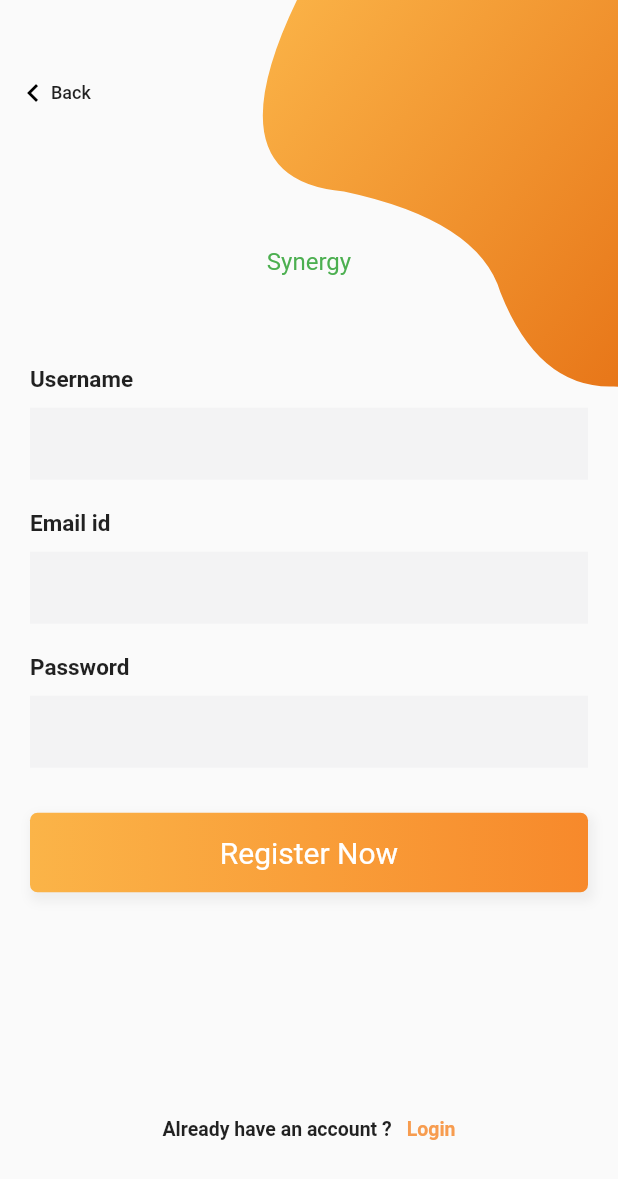
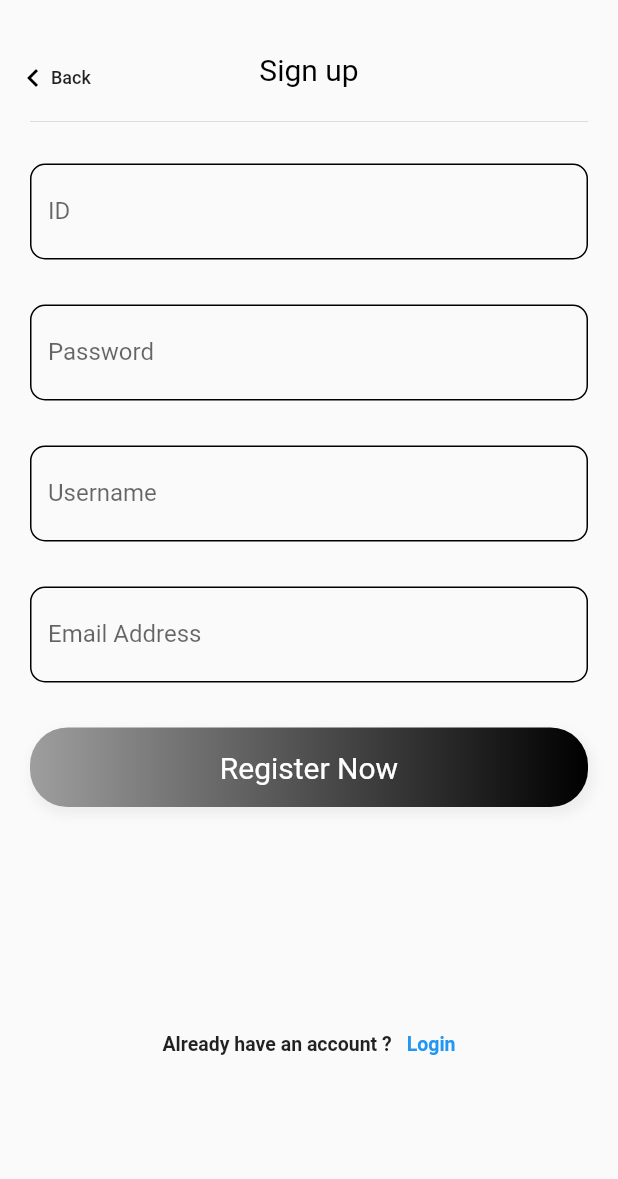
Before and after one commit to wjdtkdgns777/synergy_flutter, a Flutter app: the screen it shows once a user with an empty profile is signed in, after a tap on the "menu" icon, after a tap on "Register now", on a phone screen of 412 x 824 dp. Shown: the top 1179 px of the screen. Run offline on Flutter 3.47's test engine with Material 2 defaults, Android fonts, the phone set to English and light mode, and no system bars; our stand-ins replace cloud_firestore, firebase_auth, firebase_core, firebase_storage, flutter_clean_architecture, flutter_screenutil and 2 more; accounts and stored records are empty.

Commit message:
Add Signup Part

```diff
--- a/lib/app/pages/sign_up/signup_controller.dart
+++ b/lib/app/pages/sign_up/signup_controller.dart
@@ -6,25 +6,98 @@ import 'package:synergy_flutter/app/pages/login/login_view.dart';
 import 'package:synergy_flutter/app/pages/sign_up/signup_presenter.dart';
 import 'package:synergy_flutter/app/pages/sign_up/signup_view.dart';
 import 'package:synergy_flutter/app/pages/welcome/welcome_presenter.dart';
+import 'dart:developer';
 
 class SignUpController extends Controller {
   SignUpPresenter _signUpPresenter;
   SignUpController() : _signUpPresenter = SignUpPresenter();
+  final idEditController = TextEditingController();
+  final pwEditController = TextEditingController();
+  final usernameEditController = TextEditingController();
+  final emailEditController = TextEditingController();
+  bool idValidate = false;
+  bool pwValidate = false;
+  bool usernameValidate = false;
+  bool emailValidate = false;
 
   @override
-  void initListeners() {}
+  void initListeners() {
+    idEditController.addListener(_checkIdEditText);
+    pwEditController.addListener(_checkPwEditText);
+    usernameEditController.addListener(_checkUserNameEditText);
+    emailEditController.addListener(_checkEmailEditText);
+  }
 
   void onClickLogin() {
-    Navigator.push(getContext(), MaterialPageRoute(builder: (context) => LoginPage()));
+    //Navigator.push(getContext(), MaterialPageRoute(builder: (context) => LoginPage()));
   }
 
   void onClickSignUp() {
     Navigator.push(getContext(), MaterialPageRoute(builder: (context) => SignUpPage()));
   }
 
+ void _checkIdEditText(){
+   //log('id change detected : ${idEditController.text}');
+   //규칙 : 3~20자 사이 영문소문자 + 숫자. 영문으로 시작되어야 함
+  RegExp regex = new RegExp(r'^[a-z]{1}[a-z0-9]{2,20}$');
+  if(regex.hasMatch(idEditController.text)){
+    log('id okay');
+    idValidate = true;
+  }else{
+    log('id not okay');
+    idValidate = false;
+  }
+ }
+
+void _checkPwEditText(){
+   //log('pw change detected : ${pwEditController.text}');
+   //규칙 : 6~20자로 이루어져있어야 함
+   int pwLen = pwEditController.text.length;
+    if((pwLen >= 6) && (pwLen <= 20)){
+      log('pw okay');
+      pwValidate = true;
+    }else{
+      log('pw not okay');
+      pwValidate = false;
+    }
+ }
+
+ void _checkUserNameEditText(){
+   //log('username change detected : ${usernameEditController.text}');
+   //규칙 : 기존의 닉네임과 겹치지 않아야 함
+  if(true){
+    log('username okay');
+    usernameValidate = true;
+  }else{
+    log('username not okay');
+    usernameValidate = false;
+  }
+ }
+
+ void _checkEmailEditText(){
+   //log('email change detected : ${emailEditController.text}');
+   //규칙 : @이 포함되어있어야 함
+  if (emailEditController.text.contains("@")){
+    log('okay email');
+    emailValidate = true;
+  }else{
+    log('not email');
+    emailValidate = false;
+  }
+ }
+
+ bool _isValidate(){
+   if(idValidate && pwValidate && usernameValidate && emailValidate){
+     return true;
+   }
+   return false;
+ }
+
   @override
   void onDisposed() {
     super.onDisposed();
     _signUpPresenter.dispose();
   }
+
+
 }
--- a/lib/app/pages/sign_up/signup_view.dart
+++ b/lib/app/pages/sign_up/signup_view.dart
@@ -4,6 +4,8 @@ import 'package:flutter_clean_architecture/flutter_clean_architecture.dart';
 import 'package:synergy_flutter/app/components/bezierContainer.dart';
 import 'package:synergy_flutter/app/pages/login/login_view.dart';
 import 'package:synergy_flutter/app/pages/sign_up/signup_controller.dart';
+import 'dart:developer';
+
 
 class SignUpPage extends View {
   @override
@@ -19,11 +21,7 @@ class _SignUpPageState extends ViewState<SignUpPage, SignUpController> {
       height:  MediaQuery.of(context).size.height,
       child: Stack(
         children: <Widget>[
-          Positioned(
-            top: -MediaQuery.of(context).size.height * .15,
-            right: -MediaQuery.of(context).size.width * .4,
-            child: BezierContainer(),
-          ),
+
           Container(
             padding: EdgeInsets.symmetric(horizontal: 20),
             child: SingleChildScrollView(
@@ -31,11 +29,13 @@ class _SignUpPageState extends ViewState<SignUpPage, SignUpController> {
                 crossAxisAlignment: CrossAxisAlignment.center,
                 mainAxisAlignment: MainAxisAlignment.center,
                 children: <Widget>[
-                  SizedBox(height:  MediaQuery.of(context).size.height * .2),
+                  SizedBox(height: 35),
                   _title,
                   SizedBox(
-                    height: 50,
+                    height: 15,
                   ),
+                  Divider(),
+
                   _emailPasswordWidget,
                   SizedBox(
                     height: 20,
@@ -47,7 +47,7 @@ class _SignUpPageState extends ViewState<SignUpPage, SignUpController> {
               ),
             ),
           ),
-          Positioned(top: 40, left: 0, child: _backButton),
+          Positioned(top: 30, left: 0, child: _backButton),
         ],
       ),
     ),
@@ -58,6 +58,7 @@ class _SignUpPageState extends ViewState<SignUpPage, SignUpController> {
     return InkWell(
       onTap: () {
         Navigator.pop(context);
+        log('back');
       },
       child: Container(
         padding: EdgeInsets.symmetric(horizontal: 10),
@@ -75,37 +76,44 @@ class _SignUpPageState extends ViewState<SignUpPage, SignUpController> {
     );
   });
 
-  Widget _entryField(String title, {bool isPassword = false}) {
+  Widget _entryField(TextEditingController myController, String labelText, String hintText, {bool isPassword = false}) {
     return Container(
       margin: EdgeInsets.symmetric(vertical: 10),
       child: Column(
         crossAxisAlignment: CrossAxisAlignment.start,
         children: <Widget>[
-          Text(
-            title,
-            style: TextStyle(fontWeight: FontWeight.bold, fontSize: 15),
-          ),
           SizedBox(
             height: 10,
           ),
           TextField(
               obscureText: isPassword,
               decoration: InputDecoration(
-                  border: InputBorder.none,
-                  fillColor: Color(0xfff3f3f4),
-                  filled: true))
+                  labelText: labelText,
+                  hintText: hintText,
+                  focusedBorder: OutlineInputBorder(
+                    borderRadius: BorderRadius.all(Radius.circular(10.0)),
+                    borderSide: BorderSide(width: 1, color: Colors.blue)
+                  ),
+                  enabledBorder:  OutlineInputBorder(
+                    borderRadius: BorderRadius.all(Radius.circular(10.0)),
+                    borderSide: BorderSide(width: 1, color: Colors.black),
+                  ),
+              ),
+              controller: myController,
+          )
         ],
       ),
     );
   }
 
   Widget get _submitButton =>ControlledWidgetBuilder<SignUpController>(builder: (context, controller)  {
+
     return Container(
       width: MediaQuery.of(context).size.width,
       padding: EdgeInsets.symmetric(vertical: 15),
       alignment: Alignment.center,
       decoration: BoxDecoration(
-          borderRadius: BorderRadius.all(Radius.circular(5)),
+          borderRadius: BorderRadius.all(Radius.circular(25)),
           boxShadow: <BoxShadow>[
             BoxShadow(
                 color: Colors.grey.shade200,
@@ -116,7 +124,7 @@ class _SignUpPageState extends ViewState<SignUpPage, SignUpController> {
           gradient: LinearGradient(
               begin: Alignment.centerLeft,
               end: Alignment.centerRight,
-              colors: [Color(0xfffbb448), Color(0xfff7892b)])),
+              colors: [Colors.grey, Colors.black])),
       child: Text(
         'Register Now',
         style: TextStyle(fontSize: 20, color: Colors.white),
@@ -127,8 +135,8 @@ class _SignUpPageState extends ViewState<SignUpPage, SignUpController> {
   Widget get _loginAccountLabel =>ControlledWidgetBuilder<SignUpController>(builder: (context, controller)  {
     return InkWell(
       onTap: () {
-        Navigator.push(
-            context, MaterialPageRoute(builder: (context) => LoginPage()));
+        //Navigator.push(
+            //context, MaterialPageRoute(builder: (context) => LoginPage()));
       },
       child: Container(
         margin: EdgeInsets.symmetric(vertical: 20),
@@ -147,7 +155,7 @@ class _SignUpPageState extends ViewState<SignUpPage, SignUpController> {
             Text(
               'Login',
               style: TextStyle(
-                  color: Color(0xfff79c4f),
+                  color: Colors.blue,
                   fontSize: 13,
                   fontWeight: FontWeight.w600),
             ),
@@ -159,10 +167,10 @@ class _SignUpPageState extends ViewState<SignUpPage, SignUpController> {
 
   Widget get _title =>ControlledWidgetBuilder<SignUpController>(builder: (context, controller)  {
     return Text(
-      "Synergy",
+      "Sign up",
       style: TextStyle(
-        color: Colors.green,
-        fontSize: 16,
+        color: Colors.black,
+        fontSize: 20,
       ),
     );
   });
@@ -170,14 +178,12 @@ class _SignUpPageState extends ViewState<SignUpPage, SignUpController> {
   Widget get _emailPasswordWidget =>ControlledWidgetBuilder<SignUpController>(builder: (context, controller)  {
     return Column(
       children: <Widget>[
-        _entryField("Username"),
-        _entryField("Email id"),
-        _entryField("Password", isPassword: true),
+        _entryField(controller.idEditController, "ID", "ID를 입력하세요"),
+        _entryField(controller.pwEditController, "Password", "비밀번호를 입력하세요", isPassword: true),
+        _entryField(controller.usernameEditController, "Username", "닉네임을 입력하세요"),
+        _entryField(controller.emailEditController, "Email Address", "이메일 주소를 입력하세요"),
       ],
     );
   });
 
-
-
-
 }
```
Also changed, not shown: pubspec.lock.
